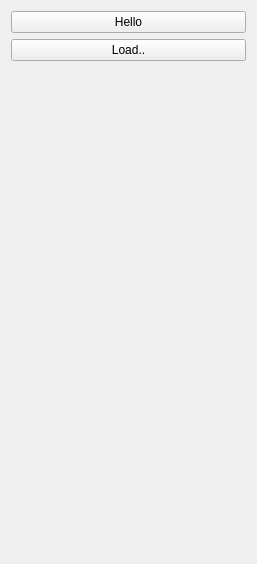
Above: ddtt/experiment/SymRelationViz/SymRelationViz-widget.ui from ialhashim/ddtt-dev before the change. Below: the same form after it.
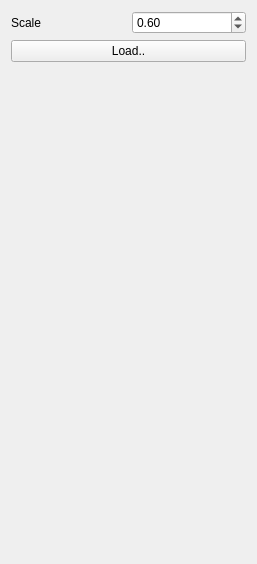
That is the form after the change.

```diff
--- a/ddtt/experiment/SymRelationViz/SymRelationViz-widget.ui
+++ b/ddtt/experiment/SymRelationViz/SymRelationViz-widget.ui
@@ -13,22 +13,39 @@
   <property name="windowTitle">
    <string>Form</string>
   </property>
-  <layout class="QGridLayout" name="gridLayout">
-   <item row="0" column="0">
-    <widget class="QPushButton" name="doButton">
-     <property name="text">
-      <string>Hello</string>
-     </property>
-    </widget>
+  <layout class="QVBoxLayout" name="verticalLayout">
+   <item>
+    <layout class="QHBoxLayout" name="horizontalLayout">
+     <item>
+      <widget class="QLabel" name="label">
+       <property name="text">
+        <string>Scale</string>
+       </property>
+      </widget>
+     </item>
+     <item>
+      <widget class="QDoubleSpinBox" name="scaleSpinBox">
+       <property name="maximum">
+        <double>1.000000000000000</double>
+       </property>
+       <property name="singleStep">
+        <double>0.100000000000000</double>
+       </property>
+       <property name="value">
+        <double>0.600000000000000</double>
+       </property>
+      </widget>
+     </item>
+    </layout>
    </item>
-   <item row="1" column="0">
+   <item>
     <widget class="QPushButton" name="loadButton">
      <property name="text">
       <string>Load..</string>
      </property>
     </widget>
    </item>
-   <item row="2" column="0">
+   <item>
     <spacer name="verticalSpacer">
      <property name="orientation">
       <enum>Qt::Vertical</enum>
```
